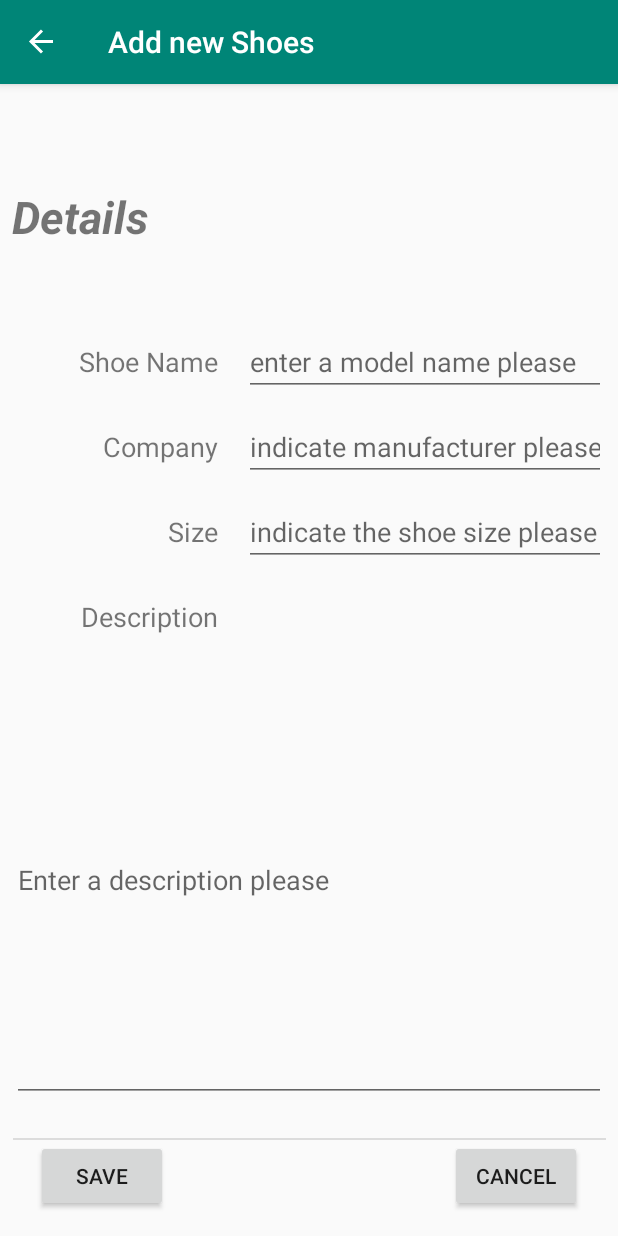
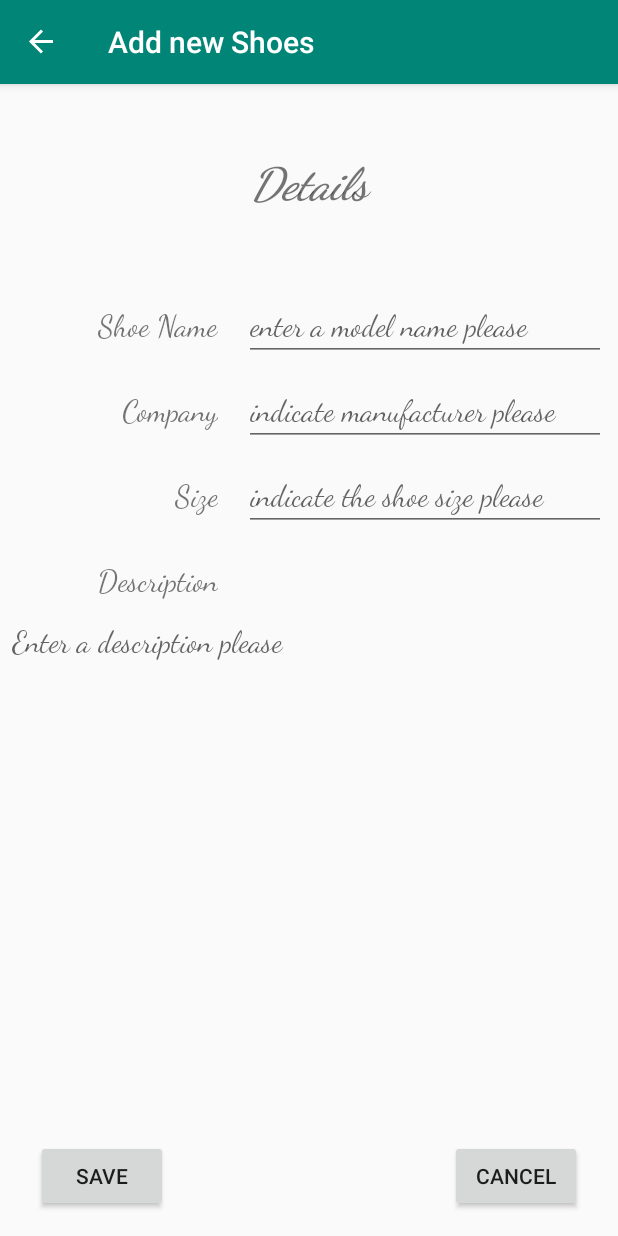
Before and after one commit to Chouette2018/ShoeStore, an Android app: the ShoeDetailFragment screen opened through its navigation route, on a phone screen of 412 x 824 dp. Run offline under Robolectric (Android 15) with nearby library versions, the phone set to English and light mode, and no system bars; our stand-ins replace Timber, data binding, navigation-ui; 6 statements that could not run were skipped.

```diff
--- a/app/src/main/java/com/udacity/shoestore/MainActivity.kt
+++ b/app/src/main/java/com/udacity/shoestore/MainActivity.kt
@@ -6,8 +6,10 @@ import android.view.Menu
 import android.view.MenuInflater
 import android.view.MenuItem
 import android.widget.Toolbar
+import androidx.navigation.NavOptions
 import androidx.navigation.findNavController
 import androidx.navigation.fragment.NavHostFragment
+import androidx.navigation.fragment.findNavController
 import androidx.navigation.ui.AppBarConfiguration
 import androidx.navigation.ui.setupWithNavController
 import com.udacity.shoestore.Utility.Companion.isSignedIn
@@ -38,7 +40,11 @@ class MainActivity : AppCompatActivity() {
         return when (item.itemId) {
             R.id.sign_out ->{
                 Utility.signOut(this)
-                findNavController(R.id.my_nav_host_fragment).navigate(R.id.action_shoesFragment_to_loginFragment)
+                val startDestination = findNavController(R.id.my_nav_host_fragment).graph.startDestination
+                val navOptions = NavOptions.Builder()
+                    .setPopUpTo(startDestination, true)
+                    .build()
+                findNavController(R.id.my_nav_host_fragment).navigate(R.id.loginFragment, null, navOptions)
                 true
             }
             else -> super.onOptionsItemSelected(item)
@@ -47,7 +53,8 @@ class MainActivity : AppCompatActivity() {
 
     private fun configureToolbar(){
         val navController = findNavController(R.id.my_nav_host_fragment)
-        val appBarConfiguration = AppBarConfiguration(navController.graph)
+        //Avoid displaying back button and declaring top level destination
+        val appBarConfiguration = AppBarConfiguration.Builder(R.id.loginFragment, R.id.shoesFragment ).build()
         binding.toolbar.setupWithNavController(navController, appBarConfiguration)
         setSupportActionBar(binding.toolbar)
     }
--- a/app/src/main/res/layout/fragment_shoe_detail.xml
+++ b/app/src/main/res/layout/fragment_shoe_detail.xml
@@ -20,8 +20,10 @@
             android:layout_width="match_parent"
             android:layout_height="wrap_content"
             android:layout_marginStart="8dp"
-            android:layout_marginTop="68dp"
+            android:layout_marginTop="@dimen/title_margin"
             android:layout_marginEnd="8dp"
+            android:fontFamily="cursive"
+            android:gravity="center"
             android:text="@string/details_label"
             android:textSize="30sp"
             android:textStyle="bold|italic"
@@ -49,8 +51,9 @@
             android:layout_height="wrap_content"
             android:layout_marginTop="64dp"
             android:layout_marginEnd="8dp"
+            android:fontFamily="cursive"
             android:text="@string/shoe_name_label"
-            android:textSize="18sp"
+            android:textSize="20sp"
             app:layout_constraintEnd_toStartOf="@+id/divider"
             app:layout_constraintTop_toTopOf="@+id/divider" />
 
@@ -60,8 +63,9 @@
             android:layout_height="wrap_content"
             android:layout_marginTop="32dp"
             android:layout_marginEnd="8dp"
+            android:fontFamily="cursive"
             android:text="@string/company_label"
-            android:textSize="18sp"
+            android:textSize="20sp"
             app:layout_constraintEnd_toStartOf="@+id/divider"
             app:layout_constraintTop_toBottomOf="@+id/shoe_name_label" />
 
@@ -71,8 +75,9 @@
             android:layout_height="wrap_content"
             android:layout_marginTop="32dp"
             android:layout_marginEnd="8dp"
+            android:fontFamily="cursive"
             android:text="@string/size_label"
-            android:textSize="18sp"
+            android:textSize="20sp"
             app:layout_constraintEnd_toStartOf="@+id/divider"
             app:layout_constraintTop_toBottomOf="@+id/company_label" />
 
@@ -82,8 +87,9 @@
             android:layout_height="wrap_content"
             android:layout_marginTop="32dp"
             android:layout_marginEnd="8dp"
+            android:fontFamily="cursive"
             android:text="@string/description_label"
-            android:textSize="18sp"
+            android:textSize="20sp"
             app:layout_constraintEnd_toStartOf="@+id/divider"
             app:layout_constraintTop_toBottomOf="@+id/size_label" />
 
@@ -94,8 +100,10 @@
             android:layout_marginStart="8dp"
             android:layout_marginEnd="8dp"
             android:ems="10"
+            android:fontFamily="cursive"
             android:hint="@string/shoe_name_hint"
             android:inputType="textPersonName"
+            android:textSize="20sp"
             app:layout_constraintBaseline_toBaselineOf="@+id/shoe_name_label"
             app:layout_constraintEnd_toEndOf="parent"
             app:layout_constraintHorizontal_bias="1.0"
@@ -108,8 +116,10 @@
             android:layout_marginStart="8dp"
             android:layout_marginEnd="8dp"
             android:ems="10"
+            android:fontFamily="cursive"
             android:hint="@string/company_hint"
             android:inputType="textPersonName"
+            android:textSize="20sp"
             app:layout_constraintBaseline_toBaselineOf="@+id/company_label"
             app:layout_constraintEnd_toEndOf="parent"
             app:layout_constraintHorizontal_bias="0.0"
@@ -123,8 +133,10 @@
             android:layout_marginEnd="8dp"
             android:digits="0123456789"
             android:ems="10"
+            android:fontFamily="cursive"
             android:hint="@string/size_hint"
-            android:inputType="numberSigned|textPostalAddress"
+            android:inputType="numberSigned"
+            android:textSize="20sp"
             app:layout_constraintBaseline_toBaselineOf="@+id/size_label"
             app:layout_constraintEnd_toEndOf="parent"
             app:layout_constraintHorizontal_bias="1.0"
@@ -138,9 +150,13 @@
             android:layout_marginTop="16dp"
             android:layout_marginEnd="8dp"
             android:layout_marginBottom="24dp"
+            android:background="@null"
             android:ems="10"
+            android:fontFamily="cursive"
+            android:gravity="start|top"
             android:hint="@string/description_hint"
-            android:inputType="textMultiLine|textPostalAddress"
+            android:inputType="textMultiLine"
+            android:textSize="20sp"
             app:layout_constraintBottom_toTopOf="@+id/divider3"
             app:layout_constraintEnd_toEndOf="parent"
             app:layout_constraintStart_toStartOf="parent"
@@ -172,6 +188,7 @@
             android:layout_marginEnd="8dp"
             android:layout_marginBottom="64dp"
             android:background="?android:attr/listDivider"
+            android:visibility="invisible"
             app:layout_constraintBottom_toBottomOf="parent"
             app:layout_constraintEnd_toEndOf="parent"
             app:layout_constraintStart_toStartOf="parent" />
--- a/app/src/main/res/layout/fragment_shoes.xml
+++ b/app/src/main/res/layout/fragment_shoes.xml
@@ -17,7 +17,7 @@
             android:id="@+id/recycler_view"
             android:layout_width="match_parent"
             android:layout_height="match_parent"
-            tools:listitem="@layout/simple_shoe_item"/>
+            tools:listitem="@layout/simple_shoe_item2"/>
 
         <com.google.android.material.floatingactionbutton.FloatingActionButton
             android:id="@+id/btn_add_shoe"
--- a/app/src/main/res/navigation/main_nav.xml
+++ b/app/src/main/res/navigation/main_nav.xml
@@ -12,7 +12,10 @@
         tools:layout="@layout/fragment_login" >
         <action
             android:id="@+id/action_loginFragment_to_welcomeFragment"
-            app:destination="@id/welcomeFragment" />
+            app:destination="@id/welcomeFragment"
+            app:launchSingleTop="true"
+            app:popUpTo="@+id/main_nav"
+            app:popUpToInclusive="true"/>
     </fragment>
     <fragment
         android:id="@+id/welcomeFragment"
@@ -21,7 +24,10 @@
         tools:layout="@layout/fragment_welcome" >
         <action
             android:id="@+id/action_welcomeFragment_to_instructionsFragment"
-            app:destination="@id/instructionsFragment" />
+            app:destination="@id/instructionsFragment"
+            app:launchSingleTop="true"
+            app:popUpTo="@+id/main_nav"
+            app:popUpToInclusive="true"/>
     </fragment>
     <fragment
         android:id="@+id/instructionsFragment"
@@ -30,7 +36,10 @@
         tools:layout="@layout/fragment_instructions" >
         <action
             android:id="@+id/action_instructionsFragment_to_shoesFragment"
-            app:destination="@id/shoesFragment" />
+            app:destination="@id/shoesFragment"
+            app:launchSingleTop="true"
+            app:popUpTo="@+id/main_nav"
+            app:popUpToInclusive="true"/>
     </fragment>
     <fragment
         android:id="@+id/shoesFragment"
@@ -39,11 +48,13 @@
         tools:layout="@layout/fragment_shoes" >
         <action
             android:id="@+id/action_shoesFragment_to_shoeDetailFragment"
-            app:destination="@id/shoeDetailFragment"
-            app:popUpTo="@id/shoesFragment" />
+            app:destination="@id/shoeDetailFragment"/>
         <action
             android:id="@+id/action_shoesFragment_to_loginFragment"
-            app:destination="@id/loginFragment" />
+            app:destination="@id/loginFragment"
+            app:launchSingleTop="true"
+            app:popUpTo="@+id/main_nav"
+            app:popUpToInclusive="true"/>
     </fragment>
     <fragment
         android:id="@+id/shoeDetailFragment"
--- /dev/null
+++ b/app/src/main/res/values/dimens.xml
@@ -0,0 +1,4 @@
+<?xml version="1.0" encoding="utf-8"?>
+<resources>
+    <dimen name="title_margin">48dp</dimen>
+</resources>
--- a/app/src/main/res/values/strings.xml
+++ b/app/src/main/res/values/strings.xml
@@ -23,4 +23,5 @@
     <string name="instructions_title">Instructions</string>
     <string name="instructions_description">The Home screen will allow you to access the list of shoes. You will have the possibility to add new model. This screen can be accessed by pressing the floating button.</string>
     <string name="btn_home_label">Home</string>
+    <string name="log_in_title">Hello</string>
 </resources>
```
Also changed, not shown: app/src/main/res/layout/custom_shoe_item_view.xml (deleted, +0 -11 lines), app/src/main/res/layout/fragment_login.xml (+16 -0 lines), app/src/main/res/layout/simple_shoe_item2.xml (added, +76 -0 lines), app/src/main/res/layout/test.xml (deleted, +0 -24 lines).
